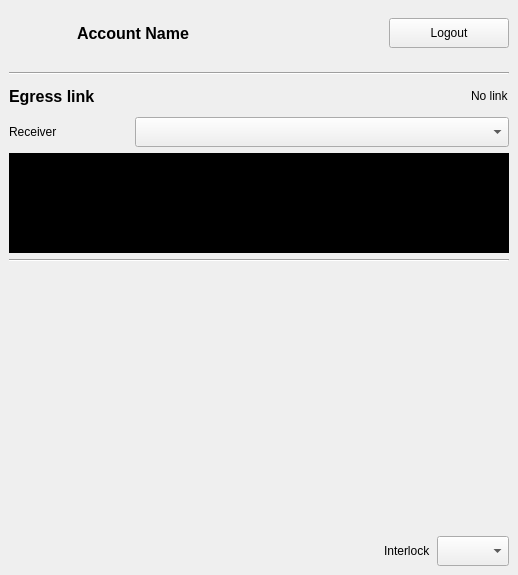
First picture: the form in src/UI/egress-link-dock.ui, repository OPENSPHERE-Inc/src-link, before the edit.
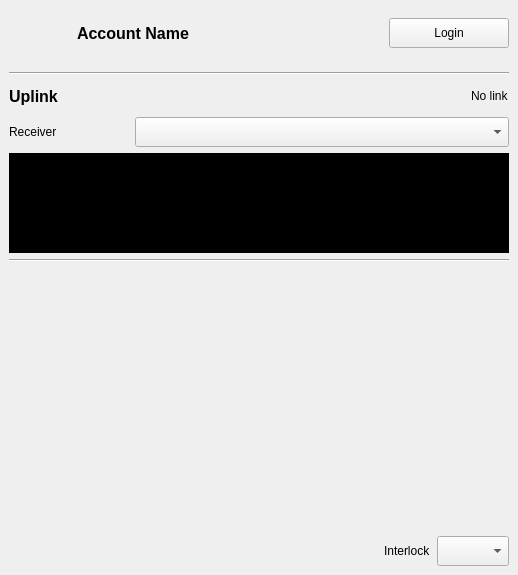
Second picture: the form after the edit. Icons and pictures are not drawn.

Commit message: - Add translations for UI - client: Add deleting uplink when logout. - client: Add refreshing ingress when license has changed. - UI: Egress Dock always enable even if logged out. - Add schema debug code. - Change that passphrase is now generated on server side. - Improve handling of login/logout/connection c hanged events on ingress link.

```diff
--- a/src/UI/egress-link-dock.ui
+++ b/src/UI/egress-link-dock.ui
@@ -147,7 +147,7 @@
             </size>
            </property>
            <property name="text">
-            <string>Logout</string>
+            <string>Login</string>
            </property>
           </widget>
          </item>
@@ -161,7 +161,25 @@
         </widget>
        </item>
        <item>
+        <widget class="QWidget" name="uplinkWidget" native="true">
+         <layout class="QVBoxLayout" name="verticalLayout_2">
+          <property name="leftMargin">
+           <number>0</number>
+          </property>
+          <property name="topMargin">
+           <number>0</number>
+          </property>
+          <property name="rightMargin">
+           <number>0</number>
+          </property>
+          <property name="bottomMargin">
+           <number>0</number>
+          </property>
+          <item>
         <layout class="QHBoxLayout" name="egressLinkLayout">
+            <property name="spacing">
+             <number>12</number>
+            </property>
          <property name="bottomMargin">
           <number>0</number>
          </property>
@@ -175,7 +193,29 @@
             </font>
            </property>
            <property name="text">
-            <string>Egress link</string>
+               <string>Uplink</string>
+              </property>
+             </widget>
+            </item>
+            <item>
+             <widget class="QLabel" name="seatAllocationSeatName">
+              <property name="sizePolicy">
+               <sizepolicy hsizetype="Preferred" vsizetype="Fixed">
+                <horstretch>1</horstretch>
+                <verstretch>0</verstretch>
+               </sizepolicy>
+              </property>
+              <property name="minimumSize">
+               <size>
+                <width>0</width>
+                <height>30</height>
+               </size>
+              </property>
+              <property name="text">
+               <string/>
+              </property>
+              <property name="alignment">
+               <set>Qt::AlignmentFlag::AlignRight|Qt::AlignmentFlag::AlignTrailing|Qt::AlignmentFlag::AlignVCenter</set>
            </property>
           </widget>
          </item>
@@ -287,6 +327,9 @@
          <property name="orientation">
           <enum>Qt::Orientation::Horizontal</enum>
          </property>
+           </widget>
+          </item>
+         </layout>
         </widget>
        </item>
        <item>
```
Left out of the diff: 2 changed lines with no effect on the pictures. Lines whose indentation alone changed are shown as unchanged. The commit also changes 13 other files.
